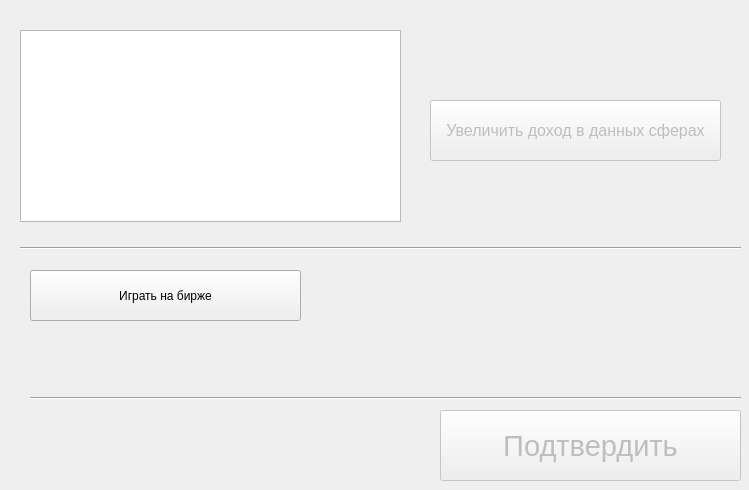
Before: the Qt Designer form ministrys/minfin.ui in vladyan18/MagaGame, drawn with Qt 5.
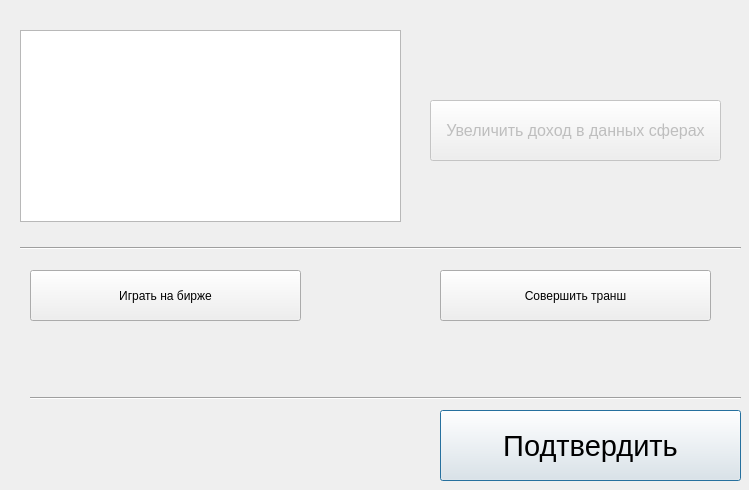
After: the same form once the commit is applied.

What changed in the file:
```diff
--- a/ministrys/minfin.ui
+++ b/ministrys/minfin.ui
@@ -25,7 +25,7 @@
   </widget>
   <widget class="QPushButton" name="approveButton">
    <property name="enabled">
-    <bool>false</bool>
+    <bool>true</bool>
    </property>
    <property name="geometry">
     <rect>
@@ -104,6 +104,19 @@
     <enum>Qt::Horizontal</enum>
    </property>
   </widget>
+  <widget class="QPushButton" name="transButton">
+   <property name="geometry">
+    <rect>
+     <x>440</x>
+     <y>270</y>
+     <width>271</width>
+     <height>51</height>
+    </rect>
+   </property>
+   <property name="text">
+    <string>Совершить транш</string>
+   </property>
+  </widget>
  </widget>
  <resources/>
  <connections/>
```
